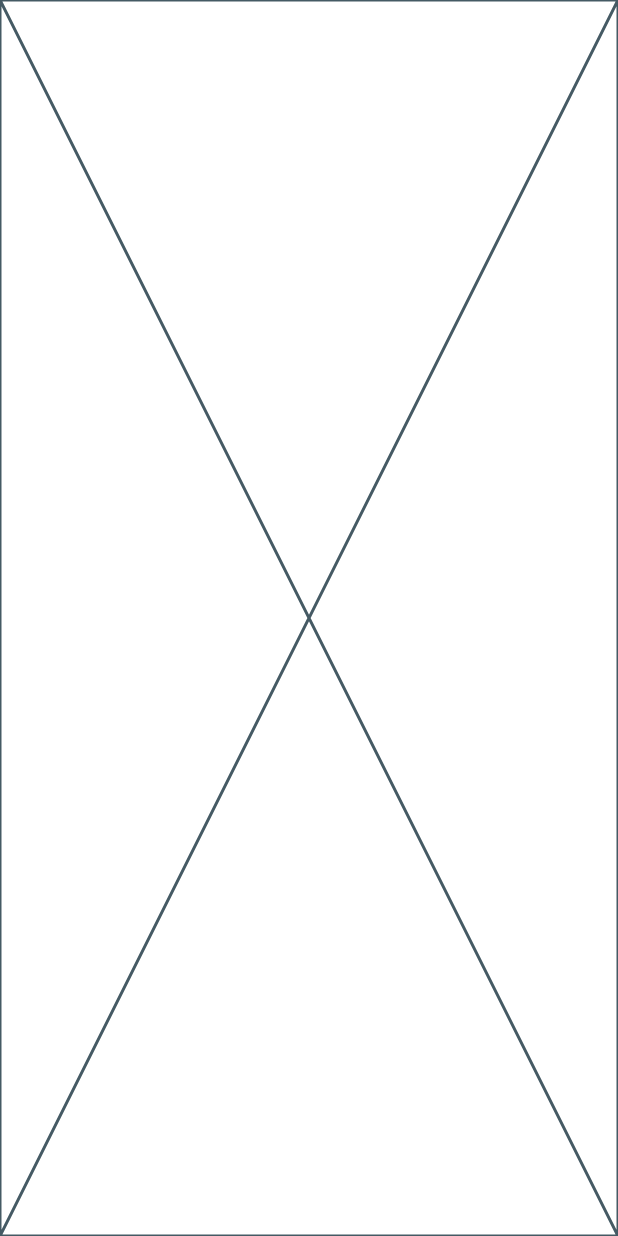
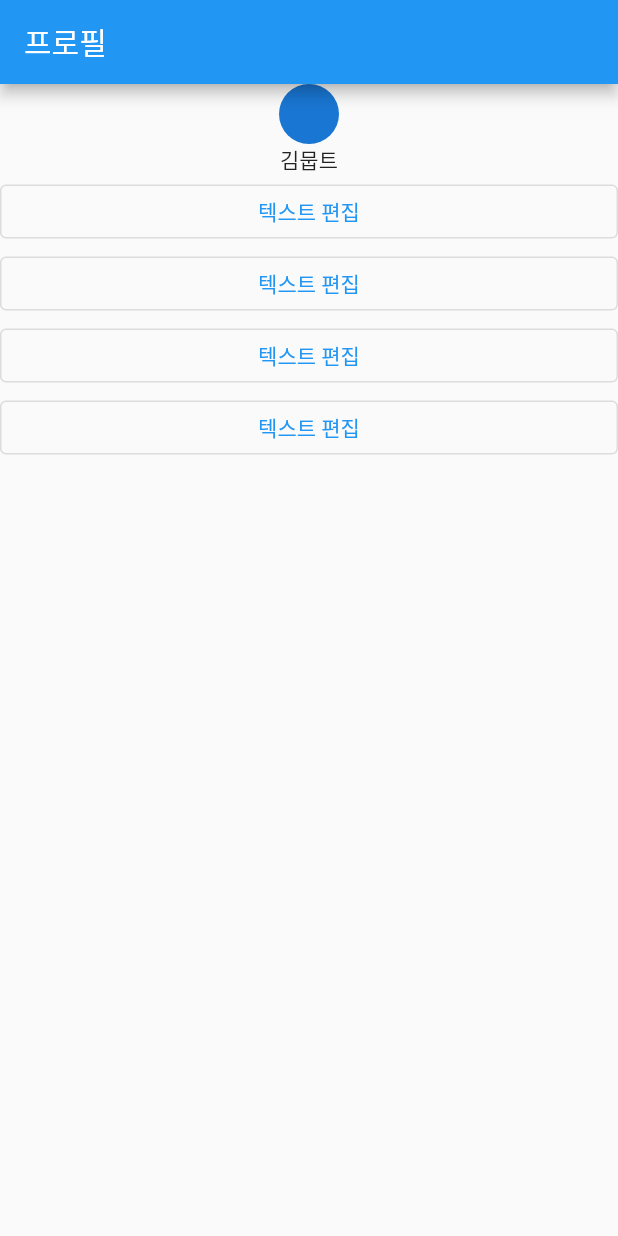
Before and after one commit to slate-movte/slate-client, a Flutter app: the screen it shows after launch, on a phone screen of 412 x 824 dp. Run offline on Flutter 3.47's test engine with Material 2 defaults, Android fonts, the phone set to English and light mode, and no system bars; our stand-ins replace dartz, equatable, flutter_screenutil.

Commit message:
add : create profile layout

```diff
--- a/lib/main.dart
+++ b/lib/main.dart
@@ -1,4 +1,6 @@
 import 'package:flutter/material.dart';
+import 'package:flutter_screenutil/flutter_screenutil.dart';
+import 'package:slate/presentation/views/profile_view.dart';
 
 void main() {
   runApp(const Slate());
@@ -14,6 +16,12 @@ class Slate extends StatefulWidget {
 class _SlateState extends State<Slate> {
   @override
   Widget build(BuildContext context) {
-    return const Placeholder();
+    return ScreenUtilInit(
+      builder: (context, child) {
+        return MaterialApp(
+          home: ProfileView(),
+        );
+      },
+    );
   }
 }
--- /dev/null
+++ b/lib/presentation/views/profile_view.dart
@@ -0,0 +1,58 @@
+import 'package:flutter/material.dart';
+
+class ProfileView extends StatelessWidget {
+  const ProfileView({super.key});
+
+  @override
+  Widget build(BuildContext context) {
+    return Scaffold(
+      appBar: AppBar(
+        title: Text('프로필'),
+      ),
+      body: Center(
+        child: Column(
+          children: [
+            _profileBuilder(),
+            OutlinedButton(
+              style: OutlinedButton.styleFrom(
+                fixedSize: Size.fromWidth(double.maxFinite),
+              ),
+              onPressed: () {},
+              child: Text('텍스트 편집'),
+            ),
+            OutlinedButton(
+              style: OutlinedButton.styleFrom(
+                fixedSize: Size.fromWidth(double.maxFinite),
+              ),
+              onPressed: () {},
+              child: Text('텍스트 편집'),
+            ),
+            OutlinedButton(
+              style: OutlinedButton.styleFrom(
+                fixedSize: Size.fromWidth(double.maxFinite),
+              ),
+              onPressed: () {},
+              child: Text('텍스트 편집'),
+            ),
+            OutlinedButton(
+              style: OutlinedButton.styleFrom(
+                fixedSize: Size.fromWidth(double.maxFinite),
+              ),
+              onPressed: () {},
+              child: Text('텍스트 편집'),
+            ),
+          ],
+        ),
+      ),
+    );
+  }
+
+  Widget _profileBuilder() {
+    return Column(
+      children: [
+        CircleAvatar(),
+        Text('김뭅트'),
+      ],
+    );
+  }
+}
```
